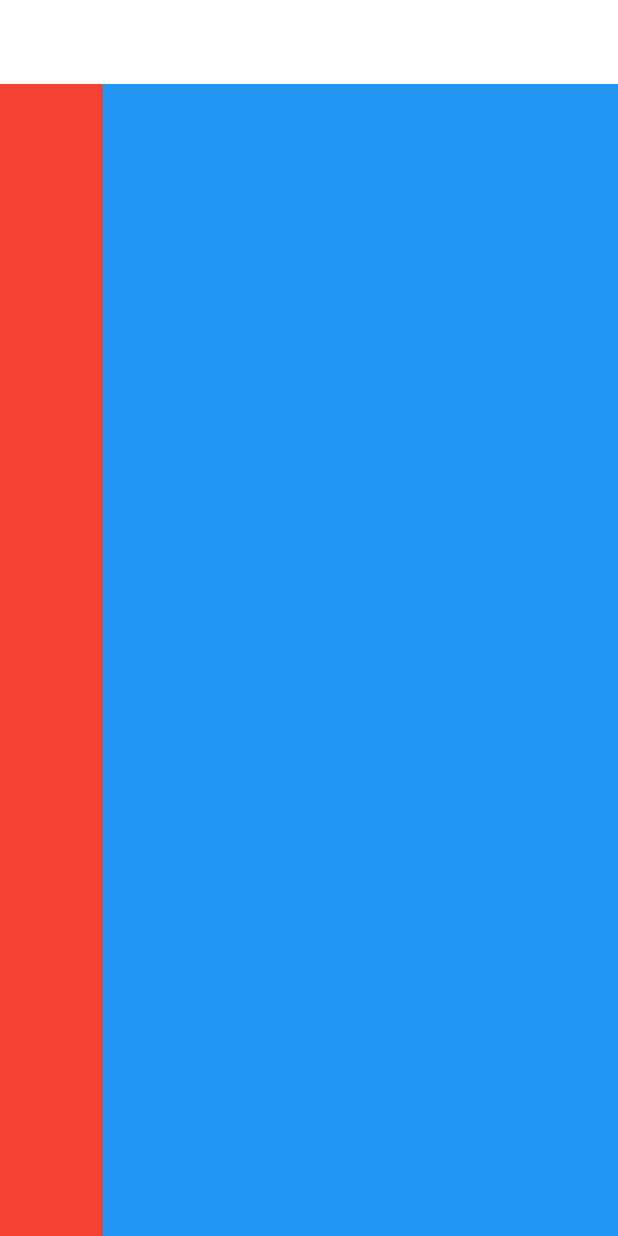
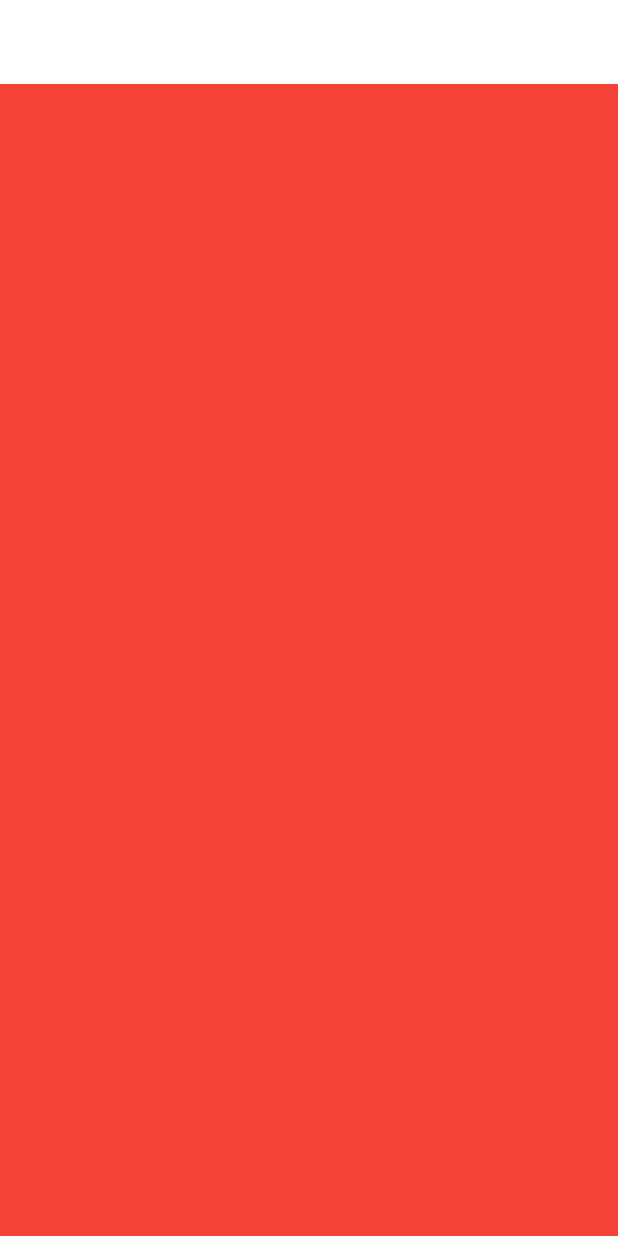
Before and after one commit to XeBastian/templ, a Flutter app: the screen it shows after launch, on a phone screen of 412 x 824 dp. Run offline on Flutter 3.47's test engine with Material 2 defaults, Android fonts, the phone set to English and light mode, and no system bars; our stand-ins replace get, google_fonts.

Commit message:
Added color styles

```diff
--- a/lib/helpers/responsiveness.dart
+++ b/lib/helpers/responsiveness.dart
@@ -19,7 +19,7 @@ class ResponsiveWidget extends StatelessWidget {
 // create static methods to determine the current view if small, medium or large.
 
 //This is a small screen since its is less than the medium dimension breakpoint
-  static bool isSmallScreen(BuildContext context) => MediaQuery.of(context).size.width < mediumScreenSize;
+  static bool isSmallScreen(BuildContext context) => MediaQuery.of(context).size.width < smallScreenSize;
 
   // medium is less than large and greater than small
 
--- a/lib/layout.dart
+++ b/lib/layout.dart
@@ -1,29 +1,19 @@
 import 'package:flutter/material.dart';
+import 'package:templ/helpers/responsiveness.dart';
+import 'package:templ/widgets/large_screen.dart';
+import 'package:templ/widgets/small_screen.dart';
+import 'package:templ/widgets/top_nav.dart';
 
 class SiteLayout extends StatelessWidget {
-  const SiteLayout({super.key});
-
+  SiteLayout({super.key});
+  final GlobalKey<ScaffoldState> scaffoldStateKey = GlobalKey();
   @override
   Widget build(BuildContext context) {
     return Scaffold(
-      appBar: AppBar(
-        elevation: 0,
-        backgroundColor: Colors.white,
-      ),
-      body: Row(
-        children: [
-          Expanded(
-            child: Container(
-              color: Colors.red,
-            ),
-          ),
-          Expanded(
-            flex: 5,
-            child: Container(
-              color: Colors.blue,
-            ),
-          ),
-        ],
+      appBar: topNavigationBar(context, scaffoldStateKey),
+      body: const ResponsiveWidget(
+        largeScreen: LargeScreen(),
+        smallScreen: SmallScreen(),
       ),
     );
   }
--- a/lib/main.dart
+++ b/lib/main.dart
@@ -31,7 +31,7 @@ class Templ extends StatelessWidget {
         ),
         primaryColor: Colors.blue,
       ),
-      home: const SiteLayout(),
+      home: SiteLayout(),
     );
   }
 }
--- a/lib/widgets/small_screen.dart
+++ b/lib/widgets/small_screen.dart
@@ -6,7 +6,7 @@ class SmallScreen extends StatelessWidget {
   @override
   Widget build(BuildContext context) {
     return Container(
-      color: Colors.brown,
+      color: Colors.red,
     );
   }
 }
--- /dev/null
+++ b/lib/widgets/top_nav.dart
@@ -0,0 +1,6 @@
+import 'package:flutter/material.dart';
+
+AppBar topNavigationBar(BuildContext ctx, GlobalKey<ScaffoldState> key) => AppBar(
+      elevation: 0,
+      backgroundColor: Colors.white,
+    );
```
Also changed, not shown: lib/constants/style.dart (added, +8 -0 lines), lib/widgets/large_screen.dart (+14 -2 lines).
